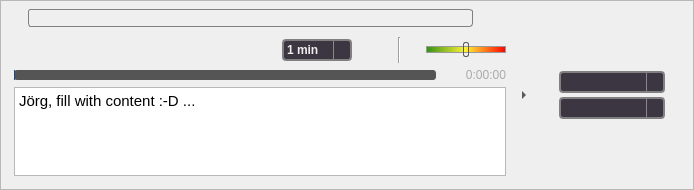
code-google-com/vlc-record, file branches/vlc-record_qt4/forms/qoverlayedcontrol.ui: the form before one commit.
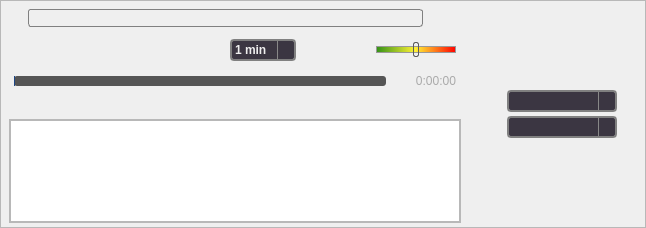
The form after the commit. Icons and pictures are not drawn. Custom widgets are drawn as their Qt base class.

Commit message: - overlay panel has now hidden areas which will be opened / closed animated

What changed in the file:
```diff
--- a/branches/vlc-record_qt4/forms/qoverlayedcontrol.ui
+++ b/branches/vlc-record_qt4/forms/qoverlayedcontrol.ui
@@ -6,8 +6,8 @@
    <rect>
     <x>0</x>
     <y>0</y>
-    <width>694</width>
-    <height>190</height>
+    <width>646</width>
+    <height>228</height>
    </rect>
   </property>
   <property name="windowTitle">
@@ -117,7 +117,7 @@
      <property name="frameShadow">
       <enum>QFrame::Raised</enum>
      </property>
-     <layout class="QHBoxLayout" name="horizontalLayout" stretch="10,1,1">
+     <layout class="QHBoxLayout" name="horizontalLayout">
       <property name="spacing">
        <number>0</number>
       </property>
@@ -134,17 +134,22 @@
        <number>4</number>
       </property>
       <item>
-       <widget class="QFrame" name="frame">
+       <layout class="QVBoxLayout" name="verticalLayout_8">
+        <property name="spacing">
+         <number>0</number>
+        </property>
+        <item>
+         <widget class="QFrame" name="controlFrame">
         <property name="minimumSize">
          <size>
-          <width>510</width>
-          <height>0</height>
+            <width>460</width>
+            <height>114</height>
          </size>
         </property>
         <property name="maximumSize">
          <size>
-          <width>510</width>
-          <height>16777215</height>
+            <width>460</width>
+            <height>114</height>
          </size>
         </property>
         <property name="frameShape">
@@ -319,7 +324,7 @@
          <item>
           <layout class="QHBoxLayout" name="hLayoutExtControl">
            <property name="spacing">
-            <number>9</number>
+              <number>3</number>
            </property>
            <property name="leftMargin">
             <number>9</number>
@@ -604,11 +609,17 @@
             </widget>
            </item>
            <item>
-            <widget class="Line" name="line">
+              <spacer name="horizontalSpacer_6">
              <property name="orientation">
-              <enum>Qt::Vertical</enum>
-             </property>
-            </widget>
+                <enum>Qt::Horizontal</enum>
+               </property>
+               <property name="sizeHint" stdset="0">
+                <size>
+                 <width>40</width>
+                 <height>20</height>
+                </size>
+               </property>
+              </spacer>
            </item>
            <item>
             <widget class="QLabel" name="labSound">
@@ -806,18 +817,135 @@
           </layout>
          </item>
          <item>
+            <layout class="QHBoxLayout" name="horizontalLayout_3">
+             <property name="spacing">
+              <number>0</number>
+             </property>
+             <item>
+              <spacer name="horizontalSpacer_4">
+               <property name="orientation">
+                <enum>Qt::Horizontal</enum>
+               </property>
+               <property name="sizeHint" stdset="0">
+                <size>
+                 <width>40</width>
+                 <height>20</height>
+                </size>
+               </property>
+              </spacer>
+             </item>
+             <item>
+              <widget class="QPushButton" name="pushInfo">
+               <property name="minimumSize">
+                <size>
+                 <width>80</width>
+                 <height>16</height>
+                </size>
+               </property>
+               <property name="maximumSize">
+                <size>
+                 <width>80</width>
+                 <height>16</height>
+                </size>
+               </property>
+               <property name="toolTip">
+                <string>Additional Information</string>
+               </property>
+               <property name="text">
+                <string/>
+               </property>
+               <property name="icon">
+                <iconset resource="../common.qrc">
+                 <normaloff>:/png/info_open</normaloff>:/png/info_open</iconset>
+               </property>
+               <property name="iconSize">
+                <size>
+                 <width>10</width>
+                 <height>10</height>
+                </size>
+               </property>
+               <property name="flat">
+                <bool>true</bool>
+               </property>
+              </widget>
+             </item>
+             <item>
+              <spacer name="horizontalSpacer_5">
+               <property name="orientation">
+                <enum>Qt::Horizontal</enum>
+               </property>
+               <property name="sizeHint" stdset="0">
+                <size>
+                 <width>40</width>
+                 <height>20</height>
+                </size>
+               </property>
+              </spacer>
+             </item>
+            </layout>
+           </item>
+          </layout>
+         </widget>
+        </item>
+        <item>
+         <widget class="QFrame" name="infoMaster">
+          <property name="minimumSize">
+           <size>
+            <width>460</width>
+            <height>0</height>
+           </size>
+          </property>
+          <property name="maximumSize">
+           <size>
+            <width>460</width>
+            <height>16777215</height>
+           </size>
+          </property>
           <layout class="QHBoxLayout" name="hLayoutMainControl" stretch="0">
            <property name="spacing">
-            <number>6</number>
+            <number>0</number>
            </property>
            <property name="leftMargin">
-            <number>9</number>
+            <number>4</number>
            </property>
+           <property name="topMargin">
+            <number>0</number>
+           </property>
            <property name="rightMargin">
-            <number>9</number>
+            <number>4</number>
            </property>
            <property name="bottomMargin">
-            <number>9</number>
+            <number>0</number>
+           </property>
+           <item>
+            <widget class="QFrame" name="frameInfo">
+             <property name="minimumSize">
+              <size>
+               <width>100</width>
+               <height>100</height>
+              </size>
+             </property>
+             <property name="frameShape">
+              <enum>QFrame::StyledPanel</enum>
+             </property>
+             <property name="frameShadow">
+              <enum>QFrame::Raised</enum>
+             </property>
+             <layout class="QVBoxLayout" name="verticalLayout_7">
+              <property name="spacing">
+               <number>0</number>
+              </property>
+              <property name="leftMargin">
+               <number>0</number>
+              </property>
+              <property name="topMargin">
+               <number>0</number>
+              </property>
+              <property name="rightMargin">
+               <number>0</number>
+              </property>
+              <property name="bottomMargin">
+               <number>0</number>
            </property>
            <item>
             <widget class="QTextEdit" name="textEdit">
@@ -826,34 +954,41 @@
 &lt;html&gt;&lt;head&gt;&lt;meta name=&quot;qrichtext&quot; content=&quot;1&quot; /&gt;&lt;style type=&quot;text/css&quot;&gt;
 p, li { white-space: pre-wrap; }
 &lt;/style&gt;&lt;/head&gt;&lt;body style=&quot; font-family:'Ubuntu'; font-size:11pt; font-weight:400; font-style:normal;&quot;&gt;
-&lt;p style=&quot; margin-top:0px; margin-bottom:0px; margin-left:0px; margin-right:0px; -qt-block-indent:0; text-indent:0px;&quot;&gt;Jörg, fill with content :-D ...&lt;/p&gt;&lt;/body&gt;&lt;/html&gt;</string>
+&lt;p style=&quot;-qt-paragraph-type:empty; margin-top:0px; margin-bottom:0px; margin-left:0px; margin-right:0px; -qt-block-indent:0; text-indent:0px;&quot;&gt;&lt;br /&gt;&lt;/p&gt;&lt;/body&gt;&lt;/html&gt;</string>
              </property>
             </widget>
            </item>
           </layout>
+            </widget>
          </item>
         </layout>
        </widget>
+        </item>
+       </layout>
       </item>
       <item>
-       <widget class="QToolButton" name="toolButton">
+       <widget class="QPushButton" name="pushExt">
         <property name="minimumSize">
          <size>
-          <width>0</width>
+          <width>16</width>
           <height>80</height>
          </size>
         </property>
         <property name="maximumSize">
          <size>
-          <width>16777215</width>
+          <width>16</width>
           <height>80</height>
          </size>
         </property>
-        <property name="styleSheet">
-         <string notr="true">background-color: transparent;</string>
+        <property name="toolTip">
+         <string>Additional Settings</string>
         </property>
         <property name="text">
-         <string>...</string>
+         <string/>
+        </property>
+        <property name="icon">
+         <iconset resource="../common.qrc">
+          <normaloff>:/png/open</normaloff>:/png/open</iconset>
         </property>
         <property name="iconSize">
          <size>
@@ -861,14 +996,8 @@
           <height>10</height>
          </size>
         </property>
-        <property name="popupMode">
-         <enum>QToolButton::DelayedPopup</enum>
-        </property>
-        <property name="toolButtonStyle">
-         <enum>Qt::ToolButtonIconOnly</enum>
-        </property>
-        <property name="arrowType">
-         <enum>Qt::RightArrow</enum>
+        <property name="flat">
+         <bool>true</bool>
         </property>
        </widget>
       </item>
```
Lines whose indentation alone changed are shown as unchanged. The commit also changes 14 other files.
